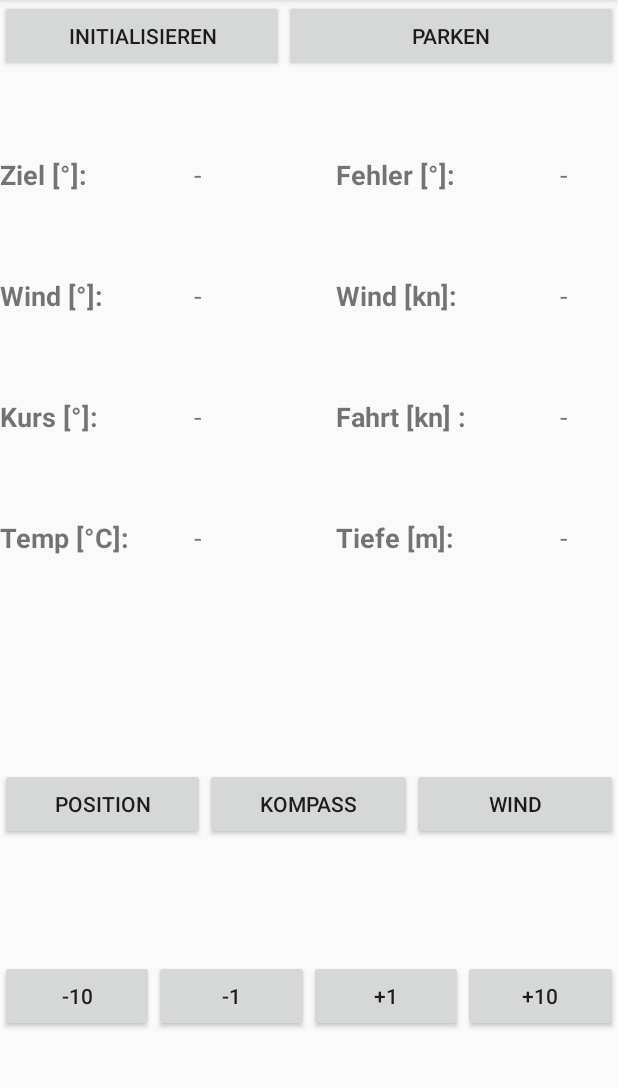
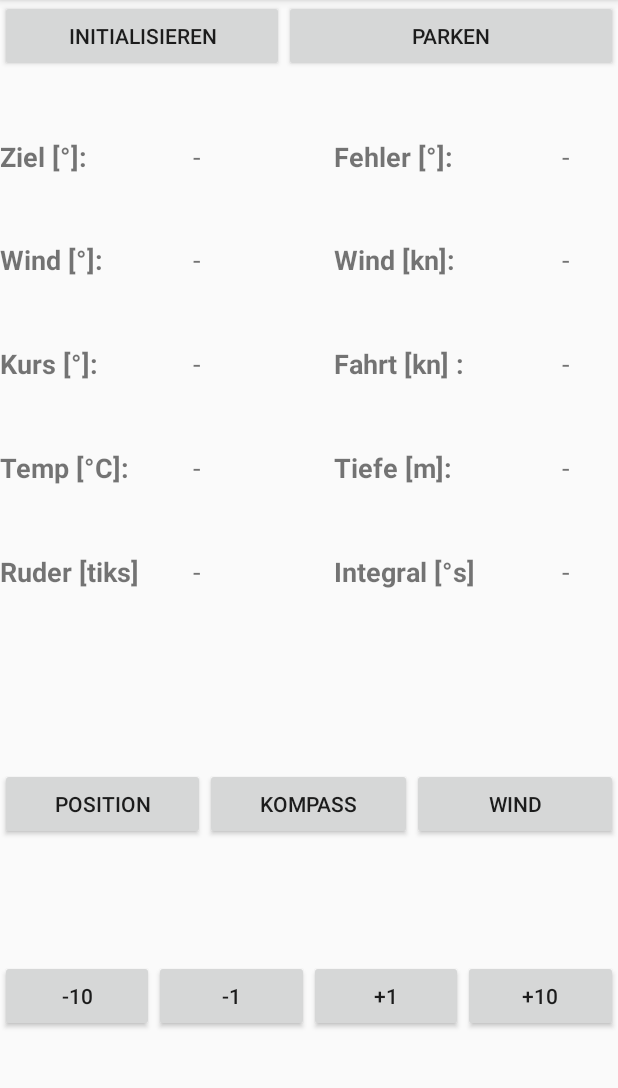
Before and after one commit to KastB/boat_autopilot_android, an Android app: the screen it shows after launch (MainActivity), on a phone screen of 412 x 824 dp, the part 84-1172 px from its top. Run offline under Robolectric (Android 15) with nearby library versions, the light colour scheme and no system bars; 1 statement that could not run was skipped.

Commit message:
Rudder position and Integral added

```diff
--- a/Application/build.gradle
+++ b/Application/build.gradle
@@ -20,6 +20,7 @@ dependencies {
     compile "com.android.support:gridlayout-v7:25.3.1"
     compile "com.android.support:cardview-v7:25.3.1"
     compile "com.android.support:appcompat-v7:25.3.1"
+    compile 'com.jjoe64:graphview:4.2.1'
 }
 
 // The sample build uses multiple directories to
--- a/Application/src/main/java/com/example/android/autopilot/AutopilotFragment.java
+++ b/Application/src/main/java/com/example/android/autopilot/AutopilotFragment.java
@@ -130,6 +130,8 @@ public class AutopilotFragment extends Fragment {
     protected TextView mHeadingView;
     protected TextView mDepthView;
     protected TextView mTempView;
+    protected TextView mIntegralView;
+    protected TextView mRudderView;
 
     // Buttons #1#
     protected Button mInitButton;
@@ -222,6 +224,8 @@ public class AutopilotFragment extends Fragment {
         mHeadingView = (TextView) view.findViewById(R.id.heading);
         mDepthView = (TextView) view.findViewById(R.id.depth);
         mTempView = (TextView) view.findViewById(R.id.temperature);
+        mRudderView = (TextView) view.findViewById(R.id.rudder_position);
+        mIntegralView = (TextView) view.findViewById(R.id.integral);
 
         // connect #2#
         mInitButton = (Button) view.findViewById(R.id.button_init);
--- a/Application/src/main/java/com/example/android/autopilot/DataUpdateReceiverAutopilotFragment.java
+++ b/Application/src/main/java/com/example/android/autopilot/DataUpdateReceiverAutopilotFragment.java
@@ -60,6 +60,8 @@ public class DataUpdateReceiverAutopilotFragment extends BroadcastReceiver {
                         mAf.mHeadingView.setText(mAf.reducePrecision(parts[20], 0));
                         mAf.mDepthView.setText(mAf.reducePrecision(parts[42], 1));
                         mAf.mTempView.setText(mAf.reducePrecision(parts[33], 0));
+                        mAf.mRudderView.setText(mAf.reducePrecision(parts[1],0));
+                        mAf.mIntegralView.setText(mAf.reducePrecision(parts[17],0));
 
                         if (parts[14].equals("0")) {
                             mAf.mPositionModeButton.setEnabled(false);
--- a/Application/src/main/res/layout/fragment_overview.xml
+++ b/Application/src/main/res/layout/fragment_overview.xml
@@ -238,8 +238,52 @@
                 android:textAlignment="center"
                 android:textSize="18sp" />
 
+        </TableRow>
 
+        <TableRow
+            android:layout_width="match_parent"
+            android:layout_height="match_parent"
+            android:layout_weight="1">
 
+            <TextView
+                android:id="@+id/label_rudder_position"
+                android:layout_width="wrap_content"
+                android:layout_height="wrap_content"
+                android:layout_weight="1"
+                android:text="@string/rudder_position"
+                android:textSize="18sp"
+                android:textStyle="bold" />
+
+            <TextView
+                android:id="@+id/rudder_position"
+                android:layout_width="match_parent"
+                android:layout_height="wrap_content"
+                android:layout_weight="1"
+                android:gravity="start"
+                android:text="@string/blank"
+                android:textAlignment="viewStart"
+                android:textSize="18sp" />
+
+            <TextView
+                android:id="@+id/label_integral"
+                android:layout_width="wrap_content"
+                android:layout_height="wrap_content"
+                android:layout_weight="4"
+                android:text="@string/integral"
+                android:textAlignment="center"
+                android:textSize="18sp"
+                android:textStyle="bold"
+                android:typeface="normal" />
+
+            <TextView
+                android:id="@+id/integral"
+                android:layout_width="wrap_content"
+                android:layout_height="wrap_content"
+                android:layout_weight="4"
+                android:gravity="center"
+                android:text="@string/blank"
+                android:textAlignment="center"
+                android:textSize="18sp" />
 
         </TableRow>
 
--- a/Application/src/main/res/values/strings.xml
+++ b/Application/src/main/res/values/strings.xml
@@ -17,25 +17,25 @@
 <resources xmlns:xliff="urn:oasis:names:tc:xliff:document:1.2">
 
     <!--  BluetoothChat -->
-    <string name="send">Send</string>
-    <string name="not_connected">You are not connected to a device</string>
-    <string name="bt_not_enabled_leaving">Bluetooth was not enabled. Leaving Bluetooth Chat.</string>
-    <string name="title_connecting">connecting...</string>
-    <string name="title_connected_to">connected to <xliff:g id="device_name">%1$s</xliff:g></string>
-    <string name="title_not_connected">not connected</string>
+    <string name="send">Senden</string>
+    <string name="not_connected">Nicht verbunden</string>
+    <string name="bt_not_enabled_leaving">Bluetooth ist deaktiviert - Verlasse den Autopilotren</string>
+    <string name="title_connecting">verbinde...</string>
+    <string name="title_connected_to">verbunden mit <xliff:g id="device_name">%1$s</xliff:g></string>
+    <string name="title_not_connected">nicht verbunden</string>
 
     <!--  DeviceListActivity -->
-    <string name="scanning">scanning for devices...</string>
-    <string name="select_device">select a device to connect</string>
-    <string name="none_paired">No devices have been paired</string>
-    <string name="none_found">No devices found</string>
-    <string name="title_paired_devices">Paired Devices</string>
-    <string name="title_other_devices">Other Available Devices</string>
-    <string name="button_scan">Scan for devices</string>
+    <string name="scanning">Suche nach Geräten</string>
+    <string name="select_device">Wähle ein Gerät aus</string>
+    <string name="none_paired">Keine gekoppelten Geräte</string>
+    <string name="none_found">Keine Geräte gefunden</string>
+    <string name="title_paired_devices">Gekoppelte Geräte</string>
+    <string name="title_other_devices">Andere verfügbare Geräte</string>
+    <string name="button_scan">Nach Geräten Suchen</string>
 
     <!-- Options Menu -->
-    <string name="secure_connect">Connect a device - Secure</string>
-    <string name="insecure_connect">Connect a device - Insecure</string>
+    <string name="secure_connect">Verbinde mit einem Gerät (sicher)</string>
+    <string name="insecure_connect">Verbinde mit einem Gerät (unsicher)</string>
     <string name="discoverable">Make discoverable</string>
     <string name="stop">Position</string>
     <string name="compass">Kompass</string>
@@ -56,5 +56,7 @@
     <string name="goparking">Parken</string>
     <string name="blank">-</string>
     <string name="spacer4">-180</string>
+    <string name="rudder_position">Ruder [tiks]</string>
+    <string name="integral">Integral [°s]</string>
 
 </resources>
```
Also changed, not shown: 1 other file.
